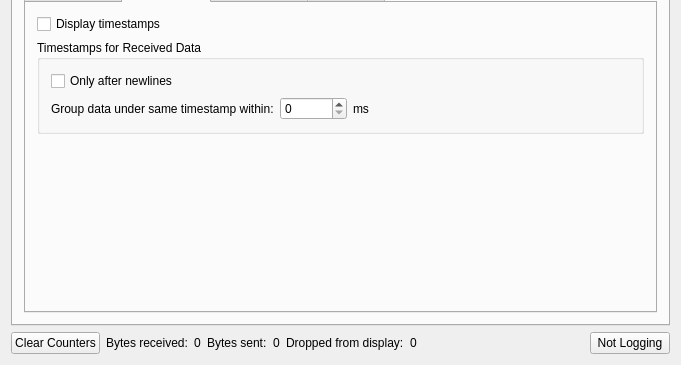
First picture: the form in src/mainwindow.ui, repository noedigcode/SimpleSerial, before the edit; both pictures show x 0 to 681 and y 442 to 807 of the 681 by 807 pixel window.
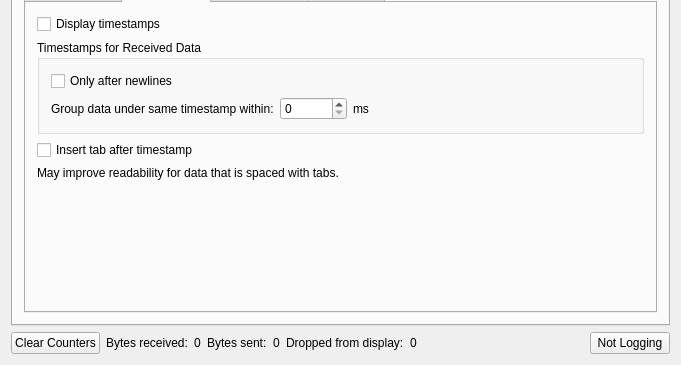
Second picture: the form after the edit. The open tabs and pages were chosen to show the change. Icons and pictures are not drawn. Custom widgets are drawn as their Qt base class.

Commit message: Add setting to add tab after timestamp.

Diff of the .ui file:
```diff
--- a/src/mainwindow.ui
+++ b/src/mainwindow.ui
@@ -276,6 +276,23 @@
                   </layout>
                  </widget>
                 </item>
+                <item>
+                 <widget class="QCheckBox" name="checkBox_timestamps_addTabAfterTimestamp">
+                  <property name="text">
+                   <string>Insert tab after timestamp</string>
+                  </property>
+                 </widget>
+                </item>
+                <item>
+                 <widget class="QLabel" name="label_32">
+                  <property name="text">
+                   <string>May improve readability for data that is spaced with tabs.</string>
+                  </property>
+                  <property name="wordWrap">
+                   <bool>false</bool>
+                  </property>
+                 </widget>
+                </item>
                 <item>
                  <spacer name="verticalSpacer_14">
                   <property name="orientation">
```
Left out of the diff: 4 changed lines with no effect on the pictures. The commit also changes 2 other files.
